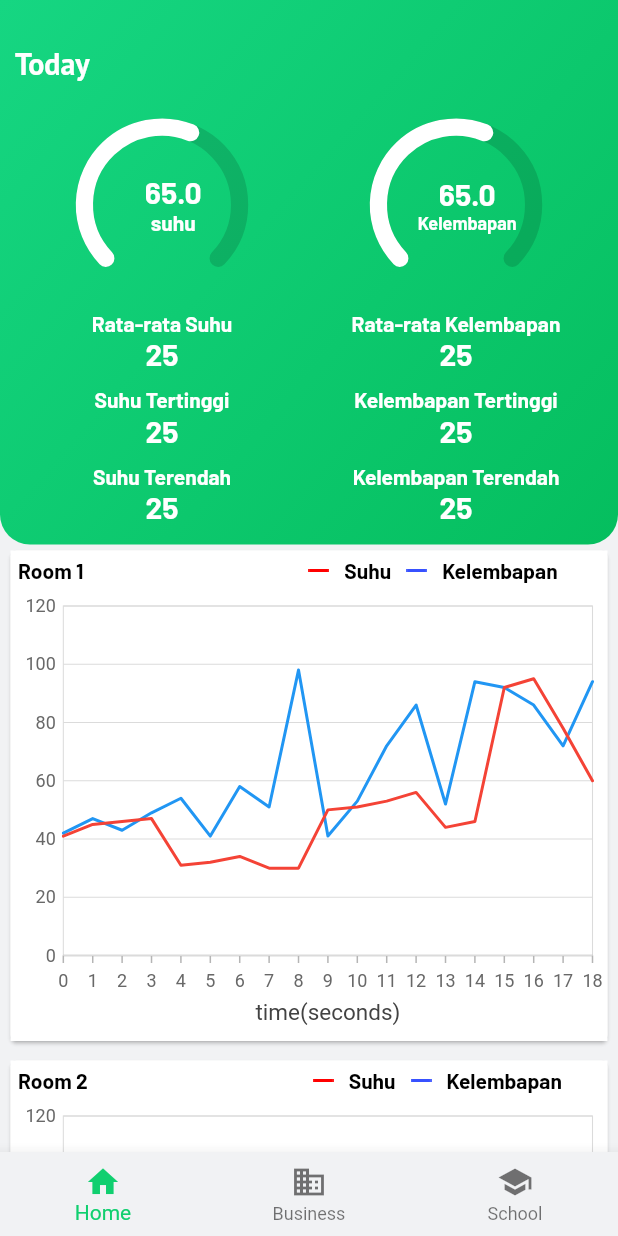
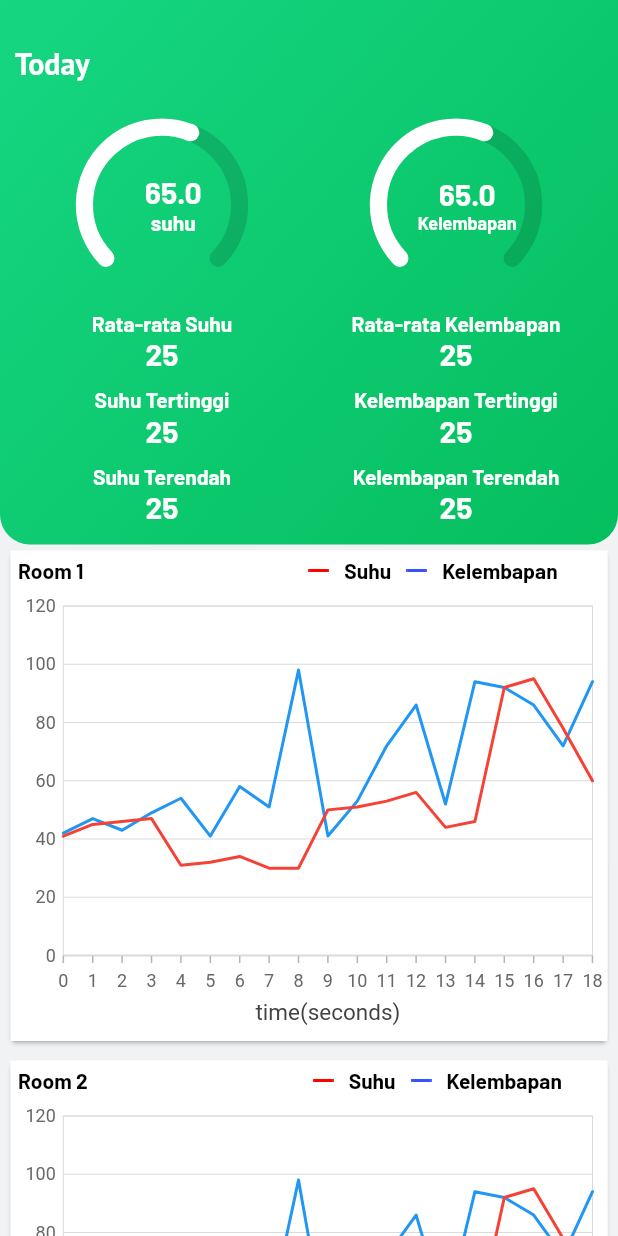
Before and after one commit to Project-Kelompok-2/MOP-Green-Mobile_2, a Flutter app: the dashboard screen opened directly, on a phone screen of 412 x 824 dp. Run offline on Flutter 3.47's test engine with Material 2 defaults, Android fonts, the phone set to English and light mode, and no system bars; drawn by our look-alikes of syncfusion_flutter_gauges; our stand-ins replace google_fonts, syncfusion_flutter_charts.

```diff
--- a/lib/main.dart
+++ b/lib/main.dart
@@ -3,7 +3,7 @@ import 'package:mop_green/pages/pages.dart';
 import 'package:mop_green/shared/shared.dart';
 
 void main() {
-  runApp(MyApp());
+  runApp(const MyApp());
 }
 
 class MyApp extends StatelessWidget {
@@ -18,7 +18,7 @@ class MyApp extends StatelessWidget {
           primarySwatch: Colorpalette.purpleColor,
           primaryColor: primaryColor,
           canvasColor: Colors.transparent),
-      home: selamatdatang(),
+      home: const selamatdatang(),
     );
   }
 }
--- a/lib/pages/dashboard.dart
+++ b/lib/pages/dashboard.dart
@@ -34,34 +34,9 @@ class _dashboardState extends State<dashboard> {
     chartData6 = getChartData6();
     chartData7 = getChartData7();
     chartData8 = getChartData8();
-    Timer.periodic(const Duration(seconds: 1), updateDataSource);
+    Timer.periodic(const Duration(seconds: 180), updateDataSource);
     super.initState();
   }
-
-  //!Tampilan Bottom Navigasi
-  void _onItemTapped(int index) {
-    setState(() {
-      _selectedIndex = index;
-    });
-  }
-
-  int _selectedIndex = 0;
-  static const TextStyle optionStyle =
-      TextStyle(fontSize: 30, fontWeight: FontWeight.bold);
-  static const List<Widget> _widgetOptions = <Widget>[
-    Text(
-      'Index 0: Home',
-      style: optionStyle,
-    ),
-    Text(
-      'Index 1: Business',
-      style: optionStyle,
-    ),
-    Text(
-      'Index 2: School',
-      style: optionStyle,
-    ),
-  ];
 
   //!Body
   @override
@@ -708,32 +683,11 @@ class _dashboardState extends State<dashboard> {
           ),
         ],
       ),
-      //!Tampilan Bottom Navigasi
-      bottomNavigationBar: BottomNavigationBar(
-        backgroundColor: backgroundColor,
-        items: const <BottomNavigationBarItem>[
-          BottomNavigationBarItem(
-            icon: Icon(Icons.home),
-            label: 'Home',
-          ),
-          BottomNavigationBarItem(
-            icon: Icon(Icons.business),
-            label: 'Business',
-          ),
-          BottomNavigationBarItem(
-            icon: Icon(Icons.school),
-            label: 'School',
-          ),
-        ],
-        currentIndex: _selectedIndex,
-        selectedItemColor: Color(0xFF10CF6F),
-        onTap: _onItemTapped,
-      ),
     );
   }
 
   //!Ini buat timer line grafik chartnya
-  int time = 19;
+  int time = 180;
   void updateDataSource(Timer timer) {
     chartData.add(LiveData(time++, (math.Random().nextInt(60) + 30)));
     chartData.removeAt(0);
--- a/lib/pages/pages.dart
+++ b/lib/pages/pages.dart
@@ -11,3 +11,5 @@ import 'dart:math' as math;
 
 part 'selamatdatang_pages.dart';
 part 'dashboard.dart';
+part 'log_view.dart';
+part 'navigasi.dart';
--- a/lib/shared/theme_shared.dart
+++ b/lib/shared/theme_shared.dart
@@ -22,9 +22,3 @@ TextStyle wikwokTextStyle = GoogleFonts.barlow(
     fontSize: 20, color: textColor, fontWeight: FontWeight.bold);
 TextStyle meTextStyle = GoogleFonts.barlow(
     fontSize: 14, color: textColor, fontWeight: FontWeight.bold);
-
-Gradient backgroundGradient = LinearGradient(
-  begin: Alignment.topLeft,
-  end: Alignment.bottomRight,
-  colors: [Color(0xFF16D682), Color(0xFF05BE5E)],
-);
```
Also changed, not shown: lib/pages/log_view.dart (added, +24 -0 lines), lib/pages/navigasi.dart (added, +54 -0 lines), lib/pages/selamatdatang_pages.dart (+35 -9 lines).
